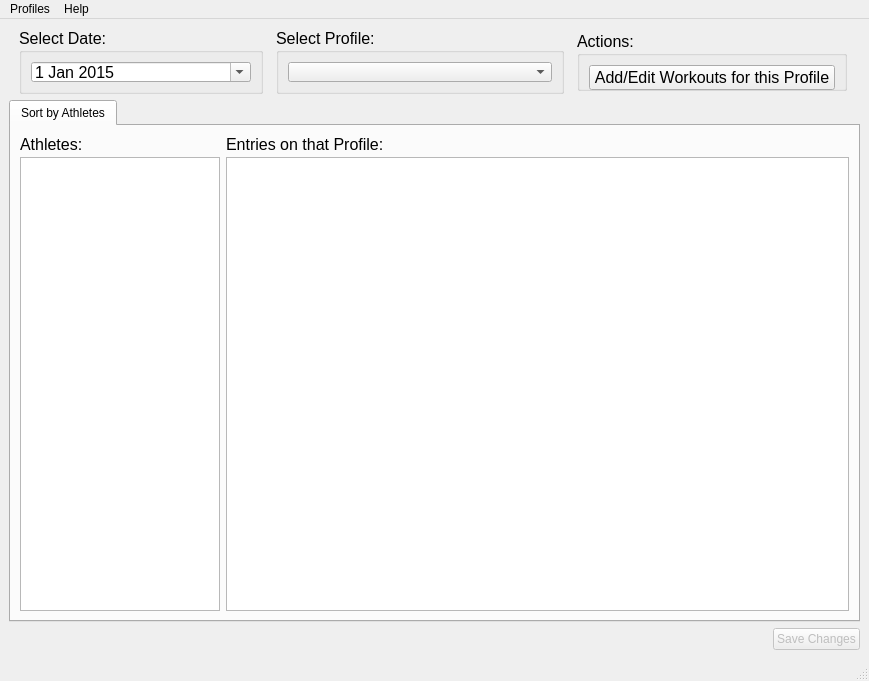
Before: the Qt Designer form MainWindow.ui in martina3203/MikeysApplication, drawn with Qt 5.
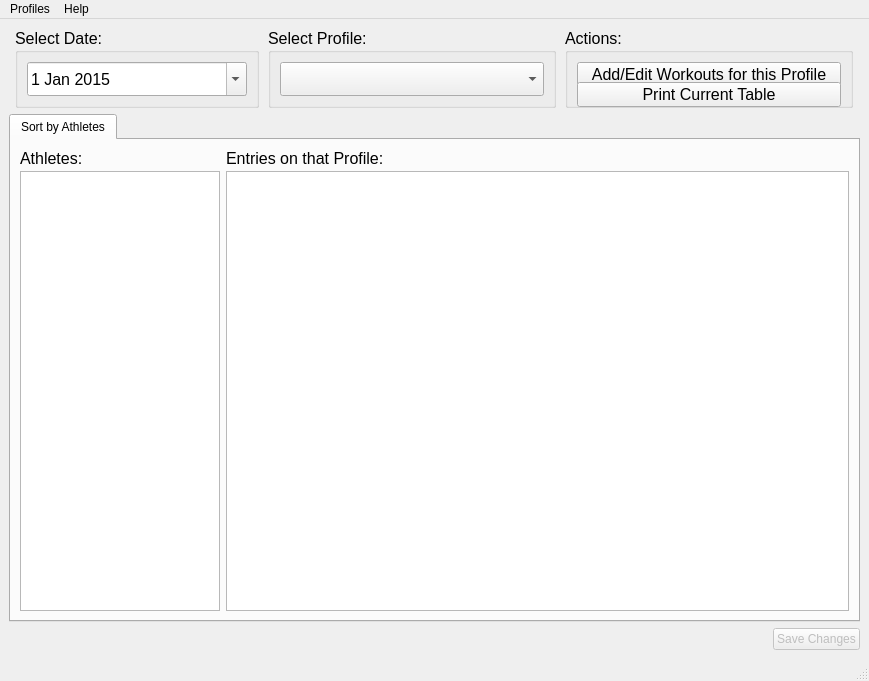
After: the same form once the commit is applied.

The edit to the form file:
```diff
--- a/MainWindow.ui
+++ b/MainWindow.ui
@@ -161,14 +161,14 @@
         </property>
         <property name="minimumSize">
          <size>
-          <width>270</width>
-          <height>50</height>
+          <width>288</width>
+          <height>70</height>
          </size>
         </property>
         <property name="maximumSize">
          <size>
-          <width>250</width>
-          <height>60</height>
+          <width>288</width>
+          <height>80</height>
          </size>
         </property>
         <property name="font">
@@ -205,6 +205,25 @@
            </property>
           </widget>
          </item>
+         <item>
+          <widget class="QPushButton" name="pushButton">
+           <property name="sizePolicy">
+            <sizepolicy hsizetype="Minimum" vsizetype="Minimum">
+             <horstretch>0</horstretch>
+             <verstretch>0</verstretch>
+            </sizepolicy>
+           </property>
+           <property name="minimumSize">
+            <size>
+             <width>200</width>
+             <height>25</height>
+            </size>
+           </property>
+           <property name="text">
+            <string>Print Current Table</string>
+           </property>
+          </widget>
+         </item>
         </layout>
        </widget>
       </item>
```
